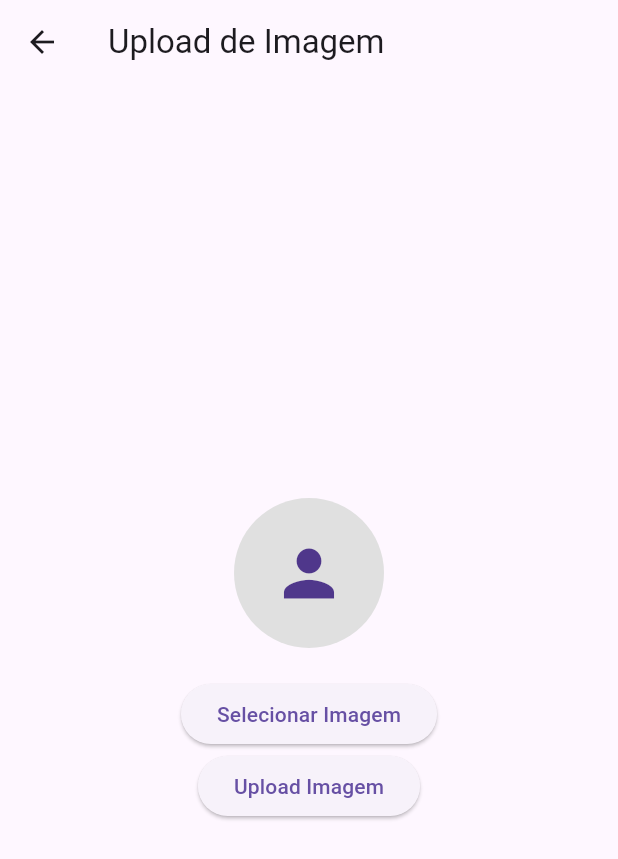
After one commit to MachadoGabriel97/diferLab-app, a Flutter app: the ImageUploader screen opened by its route, after a tap on "Upload Imagem", on a phone screen of 412 x 824 dp. The commit adds this screen. Shown: the top 859 px of the screen. Run offline on Flutter 3.47's test engine with Material 3 defaults, Android fonts, the phone set to English and light mode, and no system bars; our stand-ins replace cloud_firestore, firebase_auth, firebase_core, firebase_storage, image_picker; missing offline and left inert: dart:html; accounts and stored records are empty.

Commit message:
17/08/2024 - 03:17 fix: adicionado rota para nova tela temporária de upload de imagem(ImageUploader.dart) (será excluida posteriormente e mesclada com a ImageService.dart)

```diff
--- a/lib/main.dart
+++ b/lib/main.dart
@@ -1,4 +1,5 @@
 import 'package:flutter/material.dart';
+import 'package:navigator_project/telas/ImageUploader.dart';
 import 'package:navigator_project/telas/TelaLogin.dart';
 import 'package:firebase_core/firebase_core.dart';
 import 'package:navigator_project/telas/TelaRecuperarSenha.dart';
@@ -31,6 +32,7 @@ void main() async {
           '/recados': (context) => TelaPrincipalRecados(),
           '/configuracoes': (context) => TelaConfiguracoes(),
           '/recuperarSenha': (context) => TelaRecuperarSenha(),
+          '/imageupload': (context) => ImageUploader(),
         },
           theme: ThemeData(
             primarySwatch: Colors.blue,
--- /dev/null
+++ b/lib/telas/ImageUploader.dart
@@ -0,0 +1,138 @@
+import 'dart:typed_data';
+import 'package:flutter/material.dart';
+import 'package:firebase_storage/firebase_storage.dart';
+import 'package:cloud_firestore/cloud_firestore.dart';
+import 'package:image_picker/image_picker.dart';
+import 'dart:io';
+import 'package:flutter/foundation.dart' show kIsWeb;
+import 'dart:html' as html;
+
+class ImageUploader extends StatefulWidget {
+  @override
+  _ImageUploaderState createState() => _ImageUploaderState();
+}
+
+class _ImageUploaderState extends State<ImageUploader> {
+  File? _imageFile; // Para dispositivos móveis
+  Uint8List? _webImage; // Para Web
+  String? _imageUrl;
+  final picker = ImagePicker();
+
+  late String? email='';
+  @override
+  void initState() {
+    super.initState();
+    Future.delayed(Duration.zero, () {
+      final Map arguments = ModalRoute.of(context)!.settings.arguments as Map;
+      setState(() {
+        email = arguments['email'];
+      });
+    });
+  }
+
+  Future pickImage() async {
+    if (kIsWeb) {
+      pickImageWeb();
+    } else {
+      final pickedFile = await picker.pickImage(source: ImageSource.gallery);
+      setState(() {
+        if (pickedFile != null) {
+          _imageFile = File(pickedFile.path);
+          print(_imageFile.toString());
+        } else {
+          print('Nenhuma imagem selecionada.');
+        }
+      });
+    }
+  }
+
+  void pickImageWeb() async {
+    html.FileUploadInputElement uploadInput = html.FileUploadInputElement();
+    uploadInput.accept = 'avatares/*';
+    uploadInput.click();
+
+    uploadInput.onChange.listen((e) {
+      final files = uploadInput.files;
+      if (files!.isEmpty) return;
+      final reader = html.FileReader();
+
+      reader.readAsArrayBuffer(files[0]);
+      reader.onLoadEnd.listen((e) {
+        setState(() {
+          _webImage = reader.result as Uint8List;
+        });
+      });
+    });
+  }
+
+  Future uploadImage() async {
+    if (kIsWeb && _webImage == null) return;
+    if (!kIsWeb && _imageFile == null) return;
+
+    try {
+      String fileName;
+      UploadTask uploadTask;
+
+      if (kIsWeb) {
+        // Web
+        fileName = '$email.jpg'; // Pode definir o nome conforme necessário
+        uploadTask = FirebaseStorage.instance
+            .ref('avatar_usuarios/$fileName')
+            .putData(_webImage!);
+      } else {
+        // Mobile
+        fileName = _imageFile!.path.split('/').last;
+        Reference storageRef = FirebaseStorage.instance.ref().child('avatar_usuarios/$fileName');
+        uploadTask = storageRef.putFile(_imageFile!);
+      }
+
+      TaskSnapshot taskSnapshot = await uploadTask;
+      String downloadURL = await taskSnapshot.ref.getDownloadURL();
+
+      setState(() {
+        _imageUrl = downloadURL;
+        print(_imageUrl);
+      });
+
+      await FirebaseFirestore.instance.collection('avatar_usuarios').add({'url': downloadURL,'email':email});
+    } catch (e) {
+      print('Erro ao fazer upload da imagem: $e');
+    }
+  }
+
+  @override
+  Widget build(BuildContext context) {
+    return Scaffold(
+      appBar: AppBar(
+        title: Text('Upload de Imagem'),
+      ),
+      body: Center(
+        child: Column(
+          mainAxisAlignment: MainAxisAlignment.center,
+          children: <Widget>[
+            _imageUrl == null
+                ? CircleAvatar(
+              radius: 50,
+              backgroundColor: Colors.grey[300],
+              child: Icon(Icons.person, size: 50),
+            )
+                : CircleAvatar(
+              radius: 50,
+              backgroundImage: NetworkImage(_imageUrl.toString()),
+
+            ),
+            SizedBox(height: 20),
+            ElevatedButton(
+              onPressed: pickImage,
+              child: Text('Selecionar Imagem'),
+            ),
+            ElevatedButton(
+              onPressed: uploadImage,
+              child: Text('Upload Imagem'),
+            ),
+          ],
+        ),
+      ),
+    );
+  }
+}
```
Also changed, not shown: lib/servicos/ImageService.dart (added, +29 -0 lines).
